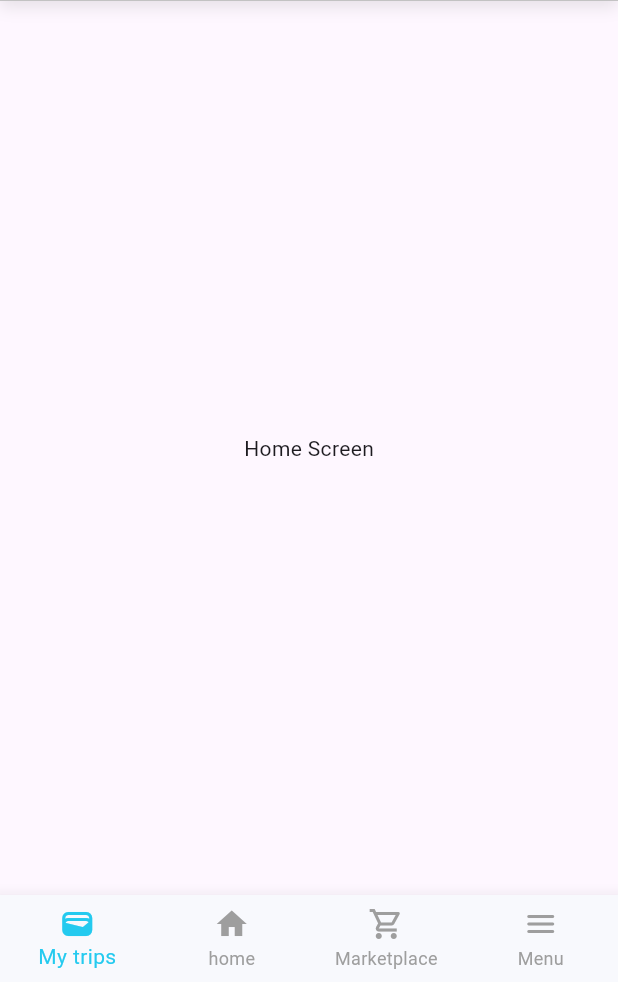
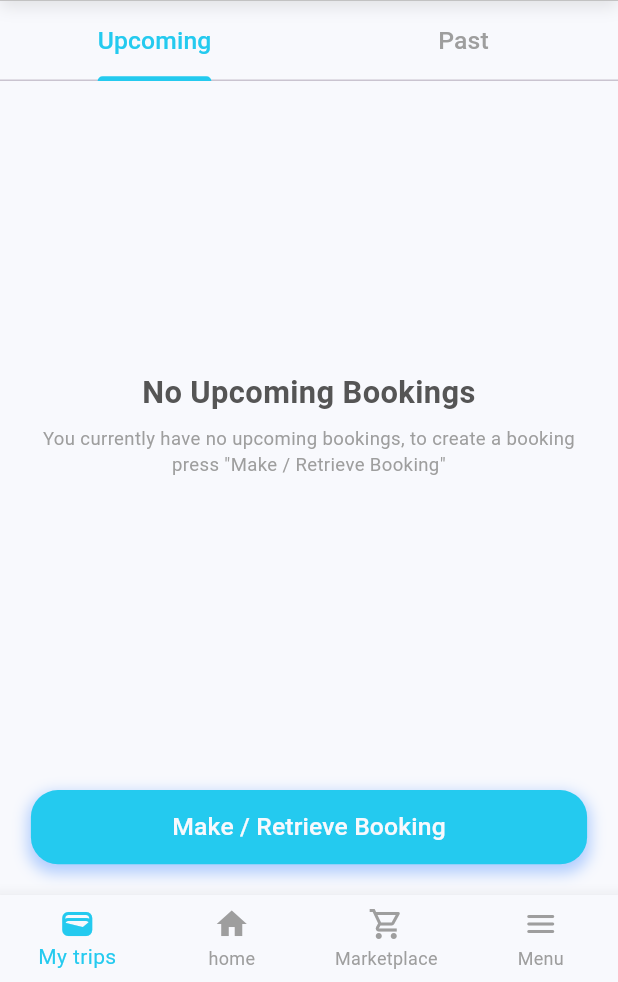
Before and after one commit to Salma28-zahran/hammam_app, a Flutter app: the Main screen opened by its route, on a phone screen of 412 x 824 dp, the part 254-1236 px from its top. Run offline on Flutter 3.47's test engine with Material 3 defaults, Android fonts, the phone set to English and light mode, and no system bars; our stand-ins replace easy_localization, flutter_native_splash, font_awesome_flutter, google_fonts.

Commit message:
my trips screen done

```diff
--- a/lib/core/route/routes.dart
+++ b/lib/core/route/routes.dart
@@ -7,6 +7,8 @@ class PageRouteName{
   static const String newpass = '/newpass';
   static const String main = '/main';
   static const String menu = '/menu';
+  static const String trip = '/trip';
+
 
 
 
--- a/lib/core/route/routes_generator.dart
+++ b/lib/core/route/routes_generator.dart
@@ -6,7 +6,8 @@ import 'package:hammam_app/features/auth/register/login/presentation/view/otp_sc
 import 'package:hammam_app/features/auth/forget_pass/presentation/views/email.dart';
 import 'package:hammam_app/features/onboarding/OnBoarding.dart';
 import 'package:hammam_app/features/tabs/presentations/views/main.dart';
-import 'package:hammam_app/features/tabs/presentations/views/menu.dart';
+import 'package:hammam_app/features/tabs/presentations/views/menu/menu.dart';
+import 'package:hammam_app/features/tabs/presentations/views/my%20trips/my_trip.dart';
 
 import '../../features/auth/login/presentation/view/login_screen.dart';
 import '../../features/auth/register/login/presentation/view/register_screen.dart';
@@ -58,6 +59,11 @@ class RoutesGenerator {
           builder: (context) => const Menu(),
           settings: settings,
         );
+      case PageRouteName.trip:
+        return MaterialPageRoute(
+          builder: (context) => const MyTrip(),
+          settings: settings,
+        );
 
 
 
--- a/lib/features/tabs/presentations/views/main.dart
+++ b/lib/features/tabs/presentations/views/main.dart
@@ -1,6 +1,7 @@
 import 'package:flutter/material.dart';
 import 'package:hammam_app/features/tabs/presentations/views/home/homeScreen.dart';
-import 'package:hammam_app/features/tabs/presentations/views/menu.dart';
+import 'package:hammam_app/features/tabs/presentations/views/menu/menu.dart';
+import 'package:hammam_app/features/tabs/presentations/views/my%20trips/my_trip.dart';
 import 'package:hammam_app/features/tabs/presentations/widgets/app_bar.dart';
 import 'package:hammam_app/features/tabs/presentations/widgets/bottom_nav_bar.dart';
 
@@ -15,7 +16,7 @@ class _MainState extends State<Main> {
   int _currentIndex = 0;
 
   final List<Widget> _screens = [
-    Center(child: Text("Home Screen")),
+   const MyTrip(),
     HomeScreen(),
     Center(child: Text("Saved Screen")),
    const Menu(),
--- a/lib/features/tabs/presentations/views/menu.dart
+++ b/lib/features/tabs/presentations/views/menu/menu.dart
@@ -129,7 +129,8 @@ class Menu extends StatelessWidget {
 
               Padding(
                 padding: EdgeInsets.all(w * 0.02),
-                child: Container(
+                child:
+                Container(
                   width: double.infinity,
                   height: h * 0.06,
                   decoration: BoxDecoration(
--- /dev/null
+++ b/lib/features/tabs/presentations/views/my trips/my_trip.dart
@@ -0,0 +1,154 @@
+import 'package:flutter/material.dart';
+import 'package:hammam_app/theme/app_theme.dart';
+
+class MyTrip extends StatefulWidget {
+  const MyTrip({super.key});
+
+  @override
+  State<MyTrip> createState() => _MyTripState();
+}
+
+class _MyTripState extends State<MyTrip> with SingleTickerProviderStateMixin {
+  late TabController _controller;
+
+  @override
+  void initState() {
+    super.initState();
+    _controller = TabController(length: 2, vsync: this);
+  }
+
+  @override
+  Widget build(BuildContext context) {
+    double w = MediaQuery.of(context).size.width;
+    double h = MediaQuery.of(context).size.height;
+
+    return Scaffold(
+      backgroundColor: AppColor.white,
+      body: Column(
+        children: [
+          Padding(
+            padding: EdgeInsets.only(top: h * 0.005),
+            child: TabBar(
+              controller: _controller,
+              indicatorColor: AppColor.primary,
+              indicatorWeight: h * 0.004,
+              labelStyle: TextStyle(fontSize: w * 0.04,),
+              unselectedLabelStyle: TextStyle(fontSize: w * 0.04,),
+              labelColor: AppColor.primary,
+              unselectedLabelColor: Colors.grey,
+              tabs: const [
+                Tab(text: "Upcoming"),
+                Tab(text: "Past"),
+              ],
+            ),
+          ),
+
+          Expanded(
+            child: TabBarView(
+              controller: _controller,
+              children: [
+                _buildEmptyBooking(
+                  w: w,
+                  h: h,
+                  title: "No Upcoming Bookings",
+                  sub:
+                  "You currently have no upcoming bookings, to create a booking press \"Make / Retrieve Booking\"",
+                ),
+                _buildEmptyBooking(
+                  w: w,
+                  h: h,
+                  title: "No Past Bookings",
+                  sub:
+                  "You currently have no past bookings, to create a booking press \"Make / Retrieve Booking\"",
+                ),
+              ],
+            ),
+          ),
+        ],
+      ),
+    );
+  }
+
+  Widget _buildEmptyBooking({
+    required String title,
+    required String sub,
+    required double w,
+    required double h,
+  }) {
+    return Column(
+      children: [
+        const Spacer(),
+
+        Text(
+          title,
+          style: TextStyle(
+            fontSize: w * 0.05,
+            fontWeight: FontWeight.w600,
+            color: const Color(0xFF555555),
+          ),
+          textAlign: TextAlign.center,
+        ),
+
+        SizedBox(height: h * 0.01),
+
+        Padding(
+          padding: EdgeInsets.symmetric(horizontal: w * 0.06),
+          child: Text(
+            sub,
+            style: TextStyle(
+              fontSize: w * 0.03,
+              color: Colors.grey,
+              height: 1.4,
+            ),
+            textAlign: TextAlign.center,
+          ),
+        ),
+
+        const Spacer(),
+
+        Padding(
+          padding: EdgeInsets.only(bottom: 4),
+          child: Padding(
+            padding: EdgeInsets.symmetric(
+              horizontal: w * 0.05,
+              vertical: h * 0.02,
+            ),
+            child: Container(
+              width: double.infinity,
+              height: h * 0.06,
+              decoration: BoxDecoration(
+                borderRadius: BorderRadius.circular(18),
+                boxShadow: [
+                  BoxShadow(
+                    color: Colors.blueAccent.withOpacity(0.4),
+                    spreadRadius: 2,
+                    blurRadius: 8,
+                    offset: const Offset(0, 4),
+                  ),
+                ],
+              ),
+              child: ElevatedButton(
+                style: ElevatedButton.styleFrom(
+                  backgroundColor: AppColor.primary,
+                  shape: RoundedRectangleBorder(
+                    borderRadius: BorderRadius.circular(18),
+                  ),
+                  elevation: 0,
+                ),
+                onPressed: () {},
+                child: Text(
+                  "Make / Retrieve Booking",
+                  style: TextStyle(
+                    color: AppColor.white,
+                    fontSize: w * 0.04,
+                    fontWeight: FontWeight.w500,
+                  ),
+                ),
+              ),
+            ),
+          ),
+        ),
+      ],
+    );
+  }
+}
--- a/lib/theme/app_theme.dart
+++ b/lib/theme/app_theme.dart
@@ -133,8 +133,8 @@ class AppColor {
   static TextStyle textprimary =GoogleFonts.inter(
       fontSize: 12, color: AppColor.primary, fontWeight: FontWeight.w400);
 
-  static TextStyle textwhite =GoogleFonts.plusJakartaSans(
-      fontSize: 16, color: AppColor.white, fontWeight: FontWeight.w800);
+  static TextStyle textwhite =TextStyle(
+      fontSize: 16, color: AppColor.white, fontWeight: FontWeight.w500,fontFamily: "Arial");
 
 
 
```
Also changed, not shown: 1 other file.
